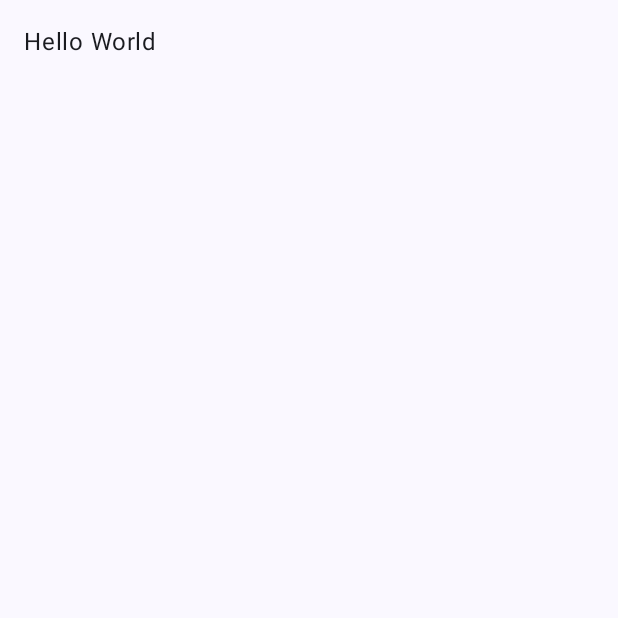
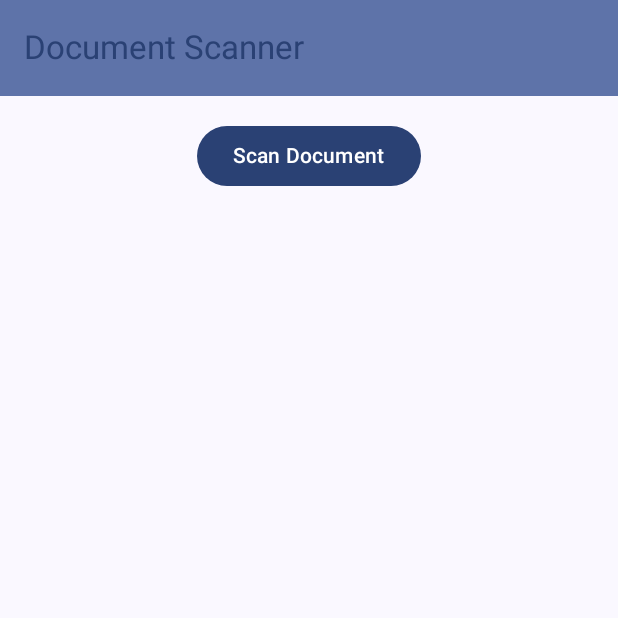
Before and after one commit to informramiz/AndroidDocumentScanner, an Android app built with Jetpack Compose: the screen it shows after launch (MainActivity), on a phone screen of 412 x 824 dp, the top half of it. Before the commit the part shown is almost empty. Run offline under Robolectric (Android 15) with nearby library versions, the phone set to English and light mode, and no system bars; libraries missing offline, so code that uses them is left out: com.google.mlkit.vision; 1 statement that could not run was skipped.

Commit message:
chore: Complete basic document scanning functionality

```diff
--- a/app/src/main/java/com/ramiz/documentscanner/MainActivity.kt
+++ b/app/src/main/java/com/ramiz/documentscanner/MainActivity.kt
@@ -1,17 +1,33 @@
 package com.ramiz.documentscanner
 
 import android.os.Bundle
+import android.widget.Toast
 import androidx.activity.ComponentActivity
+import androidx.activity.compose.rememberLauncherForActivityResult
 import androidx.activity.compose.setContent
 import androidx.activity.enableEdgeToEdge
+import androidx.activity.result.IntentSenderRequest
+import androidx.activity.result.contract.ActivityResultContracts
+import androidx.compose.foundation.layout.Column
 import androidx.compose.foundation.layout.fillMaxSize
+import androidx.compose.foundation.layout.fillMaxWidth
 import androidx.compose.foundation.layout.padding
+import androidx.compose.material3.Button
+import androidx.compose.material3.ExperimentalMaterial3Api
+import androidx.compose.material3.MaterialTheme
 import androidx.compose.material3.Scaffold
 import androidx.compose.material3.Text
+import androidx.compose.material3.TopAppBar
+import androidx.compose.material3.TopAppBarDefaults.topAppBarColors
 import androidx.compose.runtime.Composable
+import androidx.compose.ui.Alignment
 import androidx.compose.ui.Modifier
+import androidx.compose.ui.platform.LocalContext
 import androidx.compose.ui.tooling.preview.Preview
 import androidx.compose.ui.unit.dp
+import com.google.mlkit.vision.documentscanner.GmsDocumentScanner
+import com.google.mlkit.vision.documentscanner.GmsDocumentScannerOptions
+import com.google.mlkit.vision.documentscanner.GmsDocumentScanning
 import com.ramiz.documentscanner.ui.theme.DocumentScannerTheme
 
 class MainActivity : ComponentActivity() {
@@ -20,7 +36,12 @@ class MainActivity : ComponentActivity() {
         enableEdgeToEdge()
         setContent {
             DocumentScannerTheme {
-                Scaffold(modifier = Modifier.fillMaxSize()) { innerPadding ->
+                Scaffold(
+                    modifier = Modifier.fillMaxSize(),
+                    topBar = {
+                        ScreenTopBar()
+                    }
+                ) { innerPadding ->
                     ScreenUI(Modifier.padding(innerPadding))
                 }
             }
@@ -28,9 +49,58 @@ class MainActivity : ComponentActivity() {
     }
 }
 
+@OptIn(ExperimentalMaterial3Api::class)
 @Composable
-fun ScreenUI(modifier: Modifier = Modifier) {
-    Text(text = "Hello World", modifier = modifier.padding(16.dp))
+private fun ScreenTopBar() {
+    TopAppBar(
+        title = { Text(text = "Document Scanner") },
+        colors = topAppBarColors(
+            titleContentColor = MaterialTheme.colorScheme.primary,
+            containerColor = MaterialTheme.colorScheme.primaryContainer
+        )
+    )
+}
+
+@Composable
+private fun ScreenUI(modifier: Modifier = Modifier) {
+    val scannerClient = documentScanner()
+    val scannerLauncher = rememberLauncherForActivityResult(ActivityResultContracts.StartIntentSenderForResult()) { activityResult ->
+
+    }
+    val activity = LocalContext.current as ComponentActivity
+    Column(
+        modifier = modifier
+            .fillMaxWidth()
+            .padding(16.dp),
+        horizontalAlignment = Alignment.CenterHorizontally
+    ) {
+        Button(
+            onClick = {
+                scannerClient.getStartScanIntent(activity)
+                    .addOnSuccessListener { intentSender ->
+                        scannerLauncher.launch(IntentSenderRequest.Builder(intentSender).build())
+                    }
+                    .addOnFailureListener { exception ->
+                        Toast.makeText(activity, exception.message, Toast.LENGTH_SHORT).show()
+                    }
+            }
+        ) {
+            Text(text = "Scan Document")
+        }
+    }
+}
+
+@Composable
+private fun documentScanner(): GmsDocumentScanner {
+    val documentScannerOptions = GmsDocumentScannerOptions.Builder()
+        .setPageLimit(1)
+        .setScannerMode(GmsDocumentScannerOptions.SCANNER_MODE_FULL)
+        .setResultFormats(GmsDocumentScannerOptions.RESULT_FORMAT_JPEG)
+        .setGalleryImportAllowed(false)
+        .build()
+
+    val scannerClient = GmsDocumentScanning.getClient(documentScannerOptions)
+    return scannerClient
 }
 
 
```
